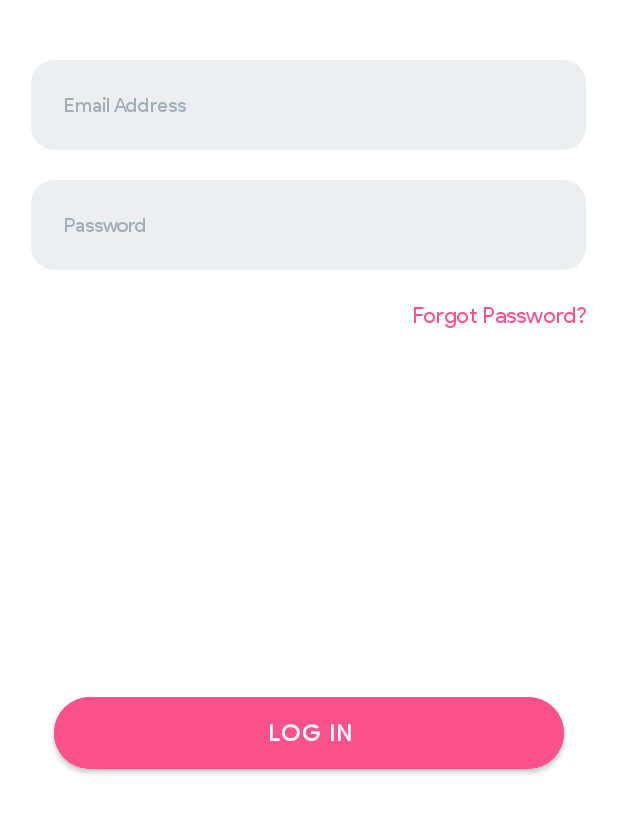
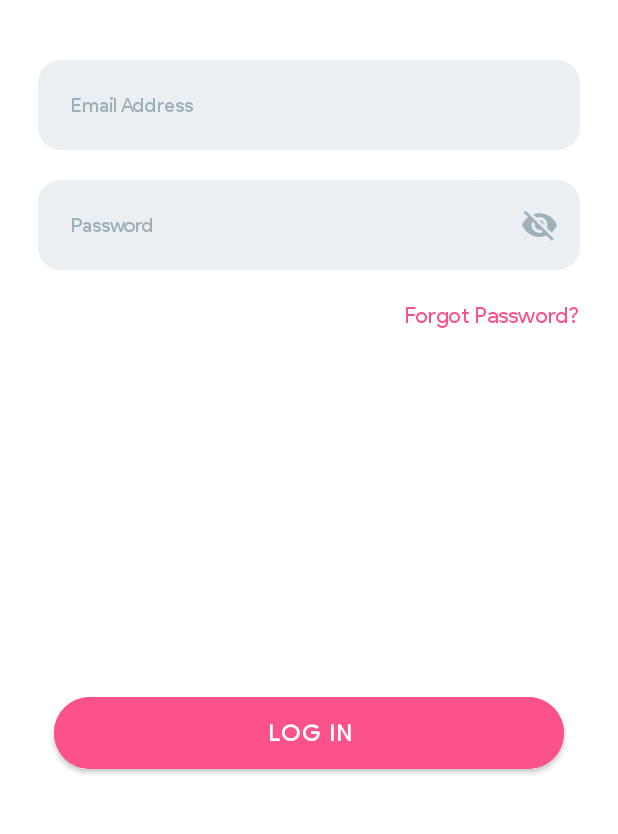
Before and after one commit to MarOmay/Silong-Admin, an Android app: the screen it shows after launch (LogIn), on a phone screen of 412 x 824 dp, the part 390-1224 px from its top. Run offline under Robolectric (Android 15) with nearby library versions, the phone set to English and light mode, and no system bars; our stand-ins replace Firebase (no records; nobody signed in at launch, a user with empty details on screens opened directly).

Commit message:
Added: Show/hide on login password.

```diff
--- a/app/src/main/java/com/silong/Operation/Utility.java
+++ b/app/src/main/java/com/silong/Operation/Utility.java
@@ -10,9 +10,11 @@ import android.media.RingtoneManager;
 import android.net.ConnectivityManager;
 import android.net.NetworkInfo;
 import android.os.Build;
+import android.text.method.PasswordTransformationMethod;
 import android.util.Log;
 import android.view.Window;
 import android.view.WindowManager;
+import android.widget.EditText;
 import android.widget.Toast;
 
 import androidx.core.app.NotificationCompat;
@@ -110,4 +112,8 @@ public class Utility {
         Log.d("showNotification", "showNotification: " + reqCode);
     }
 
+    public void passwordFieldTransformer(EditText field, boolean visible){
+        field.setTransformationMethod(visible ? null : new PasswordTransformationMethod());
+    }
+
 }
--- a/app/src/main/java/com/silong/admin/LogIn.java
+++ b/app/src/main/java/com/silong/admin/LogIn.java
@@ -18,6 +18,7 @@ import android.view.Window;
 import android.view.WindowManager;
 import android.widget.Button;
 import android.widget.EditText;
+import android.widget.ImageView;
 import android.widget.TextView;
 import android.widget.Toast;
 
@@ -52,6 +53,9 @@ public class LogIn extends AppCompatActivity {
     private FirebaseAuth mAuth;
     private FirebaseDatabase mDatabase;
     private DatabaseReference mReference;
+    static boolean passwordVisible = false;
+    int ctr = 0;
+    ImageView showHideIv;
 
     @Override
     protected void onCreate(Bundle savedInstanceState) {
@@ -72,6 +76,7 @@ public class LogIn extends AppCompatActivity {
         loginPasswordEt = (EditText) findViewById(R.id.loginPasswordEt);
         loginBtn = (Button) findViewById(R.id.loginBtn);
         forgotPasswordTv = (TextView) findViewById(R.id.forgotPasswordTv);
+        showHideIv = (ImageView) findViewById(R.id.showHideIv);
 
         //for transpa status bar
         if (Build.VERSION.SDK_INT >= 19 && Build.VERSION.SDK_INT < 21) {
@@ -386,4 +391,19 @@ public class LogIn extends AppCompatActivity {
         LocalBroadcastManager.getInstance(this).unregisterReceiver(mMessageReceiver);
         super.onDestroy();
     }
+
+    public void onShowHide(View view){
+        if (ctr == 0){
+            new Utility().passwordFieldTransformer(loginPasswordEt, true);
+            showHideIv.setImageDrawable(getDrawable(R.drawable.ic_baseline_visibility_24));
+            loginPasswordEt.setSelection(loginPasswordEt.getText().length());
+            ctr++;
+        }
+        else {
+            new Utility().passwordFieldTransformer(loginPasswordEt, false);
+            showHideIv.setImageDrawable(getDrawable(R.drawable.ic_baseline_visibility_off_24));
+            loginPasswordEt.setSelection(loginPasswordEt.getText().length());
+            ctr--;
+        }
+    }
 }
--- /dev/null
+++ b/app/src/main/res/drawable/ic_baseline_visibility_24.xml
@@ -0,0 +1,5 @@
+<vector android:height="24dp" android:tint="@color/textgray"
+    android:viewportHeight="24" android:viewportWidth="24"
+    android:width="24dp" xmlns:android="http://schemas.android.com/apk/res/android">
+    <path android:fillColor="@color/textgray" android:pathData="M12,4.5C7,4.5 2.73,7.61 1,12c1.73,4.39 6,7.5 11,7.5s9.27,-3.11 11,-7.5c-1.73,-4.39 -6,-7.5 -11,-7.5zM12,17c-2.76,0 -5,-2.24 -5,-5s2.24,-5 5,-5 5,2.24 5,5 -2.24,5 -5,5zM12,9c-1.66,0 -3,1.34 -3,3s1.34,3 3,3 3,-1.34 3,-3 -1.34,-3 -3,-3z"/>
+</vector>
--- /dev/null
+++ b/app/src/main/res/drawable/ic_baseline_visibility_off_24.xml
@@ -0,0 +1,5 @@
+<vector android:height="24dp" android:tint="@color/textgray"
+    android:viewportHeight="24" android:viewportWidth="24"
+    android:width="24dp" xmlns:android="http://schemas.android.com/apk/res/android">
+    <path android:fillColor="@color/textgray" android:pathData="M12,7c2.76,0 5,2.24 5,5 0,0.65 -0.13,1.26 -0.36,1.83l2.92,2.92c1.51,-1.26 2.7,-2.89 3.43,-4.75 -1.73,-4.39 -6,-7.5 -11,-7.5 -1.4,0 -2.74,0.25 -3.98,0.7l2.16,2.16C10.74,7.13 11.35,7 12,7zM2,4.27l2.28,2.28 0.46,0.46C3.08,8.3 1.78,10.02 1,12c1.73,4.39 6,7.5 11,7.5 1.55,0 3.03,-0.3 4.38,-0.84l0.42,0.42L19.73,22 21,20.73 3.27,3 2,4.27zM7.53,9.8l1.55,1.55c-0.05,0.21 -0.08,0.43 -0.08,0.65 0,1.66 1.34,3 3,3 0.22,0 0.44,-0.03 0.65,-0.08l1.55,1.55c-0.67,0.33 -1.41,0.53 -2.2,0.53 -2.76,0 -5,-2.24 -5,-5 0,-0.79 0.2,-1.53 0.53,-2.2zM11.84,9.02l3.15,3.15 0.02,-0.16c0,-1.66 -1.34,-3 -3,-3l-0.17,0.01z"/>
+</vector>
--- /dev/null
+++ b/app/src/main/res/drawable/passf_background.xml
@@ -0,0 +1,7 @@
+<?xml version="1.0" encoding="utf-8"?>
+<shape android:shape="rectangle" xmlns:android="http://schemas.android.com/apk/res/android">
+    <corners android:radius="15dp"/>
+    <solid android:color="@color/lightgray"/>
+    <size android:height="60dp" />
+    <size android:width="280dp"/>
+</shape>
--- a/app/src/main/res/layout/activity_log_in.xml
+++ b/app/src/main/res/layout/activity_log_in.xml
@@ -50,7 +50,7 @@
         android:layout_width="match_parent"
         android:layout_height="wrap_content"
         android:orientation="vertical"
-        android:paddingHorizontal="20dp">
+        android:paddingHorizontal="25dp">
 
         <EditText
             android:id="@+id/loginEmailEt"
@@ -62,15 +62,36 @@
             android:hint="Email Address"
             android:inputType="textEmailAddress"/>
 
-        <EditText
-            android:id="@+id/loginPasswordEt"
-            android:layout_width="wrap_content"
+        <LinearLayout
+            android:layout_width="match_parent"
             android:layout_height="wrap_content"
-            style="@style/textField_style"
             android:layout_gravity="center"
             android:layout_marginTop="20dp"
-            android:hint="Password"
-            android:inputType="textPassword"/>
+            android:gravity="center_vertical"
+            android:background="@drawable/tf_background"
+            android:orientation="horizontal"
+            android:weightSum="2">
+
+            <EditText
+                android:id="@+id/loginPasswordEt"
+                style="@style/passField_style"
+                android:layout_width="match_parent"
+                android:layout_height="wrap_content"
+                android:layout_weight="0.3"
+                android:layout_gravity="center"
+                android:hint="Password"
+                android:inputType="textPassword" />
+
+            <ImageView
+                android:id="@+id/showHideIv"
+                android:layout_width="match_parent"
+                android:layout_height="25dp"
+                android:layout_weight="1.7"
+                android:onClick="onShowHide"
+                android:src="@drawable/ic_baseline_visibility_off_24"
+                tools:ignore="SpeakableTextPresentCheck,TouchTargetSizeCheck" />
+
+        </LinearLayout>
 
         <TextView
             android:id="@+id/forgotPasswordTv"
--- a/app/src/main/res/values-night/themes.xml
+++ b/app/src/main/res/values-night/themes.xml
@@ -35,6 +35,18 @@
         <item name="android:layout_height">40dp</item>
         <item name="android:textColorHint">@color/textgray</item>
         <item name="android:background">@drawable/tf_background</item>
+        <item name="android:paddingStart">22dp</item>
+        <item name="android:paddingEnd">22dp</item>
+        <item name="android:textSize">13sp</item>
+        <item name="android:inputType">text</item>
+    </style>
+
+    <style name="passField_style">
+        <!-- Change textfield width and height on tf_background.xml -->
+        <item name="android:layout_width">340dp</item>
+        <item name="android:layout_height">40dp</item>
+        <item name="android:textColorHint">@color/textgray</item>
+        <item name="android:background">@drawable/passf_background</item>
         <item name="android:paddingStart">22dp</item>
         <item name="android:paddingEnd">22dp</item>
         <item name="android:textSize">13sp</item>
--- a/app/src/main/res/values/themes.xml
+++ b/app/src/main/res/values/themes.xml
@@ -35,6 +35,18 @@
         <item name="android:layout_height">40dp</item>
         <item name="android:textColorHint">@color/textgray</item>
         <item name="android:background">@drawable/tf_background</item>
+        <item name="android:paddingStart">22dp</item>
+        <item name="android:paddingEnd">22dp</item>
+        <item name="android:textSize">13sp</item>
+        <item name="android:inputType">text</item>
+    </style>
+
+    <style name="passField_style">
+        <!-- Change textfield width and height on tf_background.xml -->
+        <item name="android:layout_width">340dp</item>
+        <item name="android:layout_height">40dp</item>
+        <item name="android:textColorHint">@color/textgray</item>
+        <item name="android:background">@drawable/passf_background</item>
         <item name="android:paddingStart">22dp</item>
         <item name="android:paddingEnd">22dp</item>
         <item name="android:textSize">13sp</item>
```
